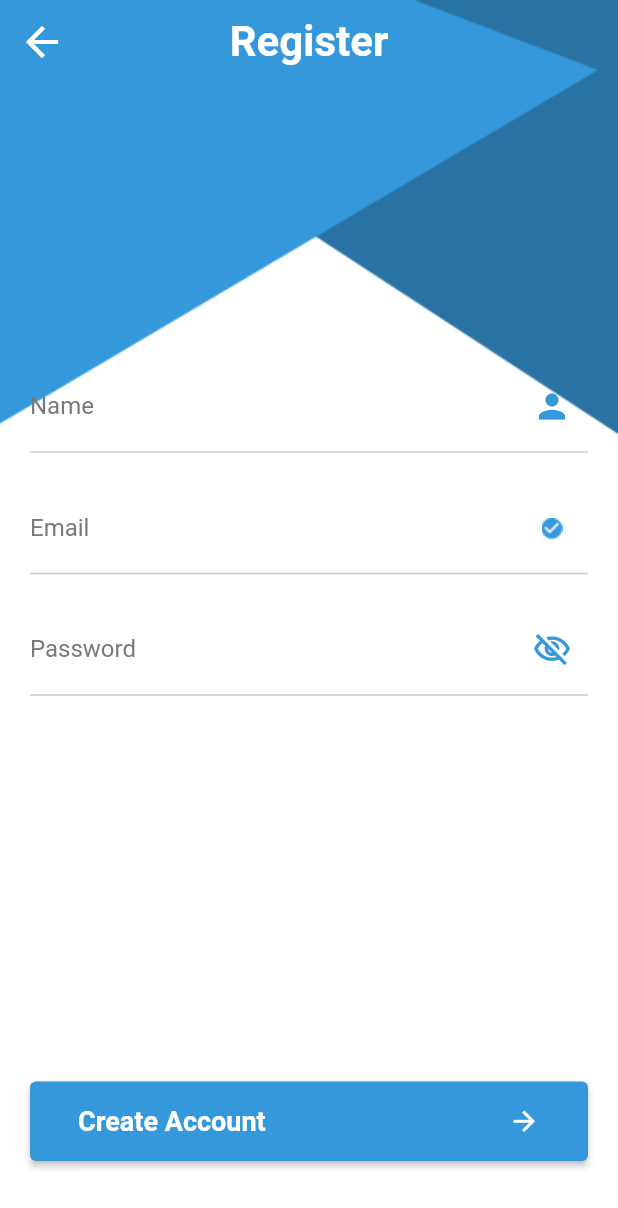
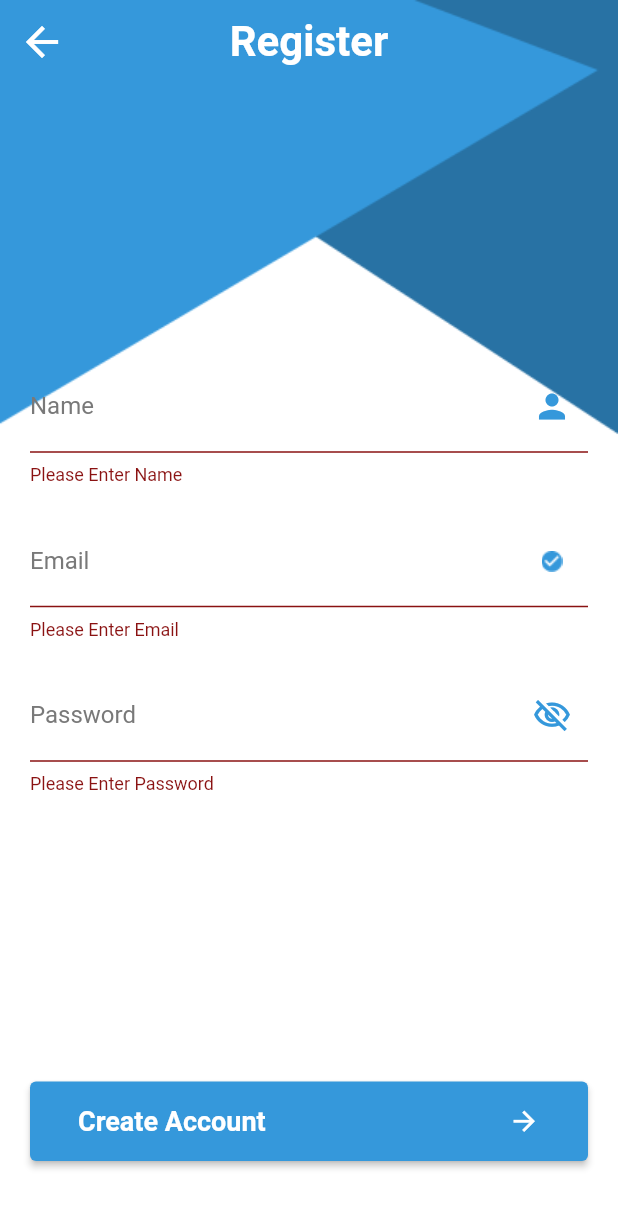
Before and after one commit to Omar25876/Chat_App, a Flutter app: the RegisterView screen opened by its route, after a tap on "Create Account", on a phone screen of 412 x 824 dp. Shown: the top 1208 px of the screen. Run offline on Flutter 3.47's test engine with Material 2 defaults, Android fonts, the phone set to English and light mode, and no system bars; our stand-ins replace firebase_auth, firebase_core; accounts and stored records are empty; generated files the repository leaves out were written again.

Commit message:
Chat app firebase Authentication Creat Account by email

```diff
--- /dev/null
+++ b/lib/shared/components/firebase_errors.dart
@@ -0,0 +1,7 @@
+class FireBaseErrors{
+  static const String weakPassword = 'weak-password';
+  static const String emailAlreadyInUse = 'email-already-in-use';
+  static const String userNotFound = 'user-not-found';
+  static const String wrongPassword = 'wrong-password';
+
+}
--- a/lib/shared/constants/constant.dart
+++ b/lib/shared/constants/constant.dart
@@ -1,5 +1,4 @@
 import 'package:flutter/material.dart';
-
 const  Color lightblueColor = Color.fromRGBO(53, 152, 219, 1.0);
 const  Color blublackColor = Color.fromRGBO(79, 90, 105, 1.0);
 const  Color whiteColor = Color.fromRGBO(255, 255, 255, 1.0);
--- a/lib/ui/screens/home/login/login_view.dart
+++ b/lib/ui/screens/home/login/login_view.dart
@@ -1,3 +1,4 @@
+import 'package:chat/ui/screens/home/login/login_view_model.dart';
 import 'package:chat/ui/screens/home/register/register_view.dart';
 import 'package:flutter/material.dart';
 
@@ -9,7 +10,10 @@ class LoginView extends StatefulWidget {
 }
 
 class _LoginViewState extends State<LoginView> {
+  GlobalKey<FormState> formkey = GlobalKey<FormState>();
   bool visable = false;
+  var  email =TextEditingController();
+  var  password =TextEditingController();
 
   @override
   Widget build(BuildContext context) {
@@ -30,16 +34,27 @@ class _LoginViewState extends State<LoginView> {
           elevation: 0.0,
 
         ),
-        body: Container(
+        body: Form(
+          key: formkey,
+          child: Container(
             padding: EdgeInsets.all(20),
             child: Column(
               crossAxisAlignment: CrossAxisAlignment.stretch,
               children: [
                 SizedBox(height: MediaQuery.of(context).size.height*0.2,),
                 TextFormField(
-                onTap: (){
-
+                  validator: (text){
+                    if(text!.trim() == ''){
+                      return "Please Enter Email";
+                    }
+                    bool emailValid = RegExp(r"^[a-zA-Z0-9.a-zA-Z0-9.!#$%&'*+-/=?^_`{|}~]+@[a-zA-Z0-9]+\.[a-zA-Z]+")
+                        .hasMatch(text);
+                    if(!emailValid){
+                      return "Please Enter Correct Email";
+                    }
+                    return null;
                   },
+                  controller: email,
                   keyboardType: TextInputType.emailAddress,
                   style: TextStyle(
                     color: Color.fromRGBO(36, 39, 43, 1.0),
@@ -64,8 +79,13 @@ class _LoginViewState extends State<LoginView> {
                 SizedBox(height: 20,),
 
                 TextFormField(
-                onTap: (){
-
+                  validator: (text){
+                    if(text!.trim() == ''){
+                      return "Please Enter Password";
+                    }
+                    bool emailValid = RegExp(r"^[a-zA-Z0-9.a-zA-Z0-9.!#$%&'*+-/=?^_`{|}~]+@[a-zA-Z0-9]+\.[a-zA-Z]+")
+                        .hasMatch(text);
+                    return null;
                   },
                   keyboardType: TextInputType.visiblePassword,
                   obscureText: visable == true? false:true,
@@ -147,8 +167,8 @@ class _LoginViewState extends State<LoginView> {
                       color: Theme.of(context).colorScheme.primary,
                     ),),
                 ),
-
               ],
+            ),
           ),
         ),
       ),
--- a/lib/ui/screens/home/login/login_view_model.dart
+++ b/lib/ui/screens/home/login/login_view_model.dart
@@ -0,0 +1,20 @@
+import 'package:chat/shared/components/firebase_errors.dart';
+import 'package:firebase_auth/firebase_auth.dart';
+
+class login {
+
+  void SignInWithFirebase(String email, String password) async {
+    try {
+      final credential = await FirebaseAuth.instance.signInWithEmailAndPassword(
+        email: email,
+        password: password,
+      );
+    } on FirebaseAuthException catch (e) {
+      if (e.code == FireBaseErrors.userNotFound) {
+        print('No user found for that email.');
+      } else if (e.code == FireBaseErrors.wrongPassword) {
+        print('Wrong password provided for that user.');
+      }
+    }
+  }
+}
--- /dev/null
+++ b/lib/ui/screens/home/register/connector_between_view_viewmodal.dart
@@ -0,0 +1,7 @@
+abstract class Connector{
+
+
+  void showLoading();
+  void showMessage(String message);
+  void hideLoading();
+}
--- a/lib/ui/screens/home/register/register_view.dart
+++ b/lib/ui/screens/home/register/register_view.dart
@@ -1,4 +1,7 @@
+import 'package:chat/ui/screens/home/register/connector_between_view_viewmodal.dart';
+import 'package:chat/ui/screens/home/register/register_view_model.dart';
 import 'package:flutter/material.dart';
+import 'package:provider/provider.dart';
 
 class RegisterView extends StatefulWidget {
   static String routeName = 'Register View';
@@ -7,12 +10,25 @@ class RegisterView extends StatefulWidget {
   State<RegisterView> createState() => _RegisterViewState();
 }
 
-class _RegisterViewState extends State<RegisterView> {
+class _RegisterViewState extends State<RegisterView> implements Connector {
+  GlobalKey<FormState> formkey = GlobalKey<FormState>();
   bool visable = false;
+  TextEditingController emailController = TextEditingController();
+  TextEditingController passwordController = TextEditingController();
+  RegisterViewModel viewModel = RegisterViewModel();
+
+  @override
+  void initState() {
+    // TODO: implement initState
+    super.initState();
+    viewModel.connector = this;
+  }
 
   @override
   Widget build(BuildContext context) {
-    return Container(
+    return ChangeNotifierProvider(
+      create: (context) => viewModel,
+      child: Container(
         decoration: BoxDecoration(
           color: Colors.white,
           image: DecorationImage(image: AssetImage('assets/bg.png'),fit: BoxFit.fill),
@@ -33,15 +49,20 @@ class _RegisterViewState extends State<RegisterView> {
             elevation: 0.0,
 
           ),
-        body: Container(
+          body: Form(
+            key: formkey,
+            child: Container(
               padding: EdgeInsets.fromLTRB(20,20,20,50),
               child: Column(
                 crossAxisAlignment: CrossAxisAlignment.stretch,
                 children: [
                   SizedBox(height: MediaQuery.of(context).size.height*0.2,),
                   TextFormField(
-                onTap: (){
-
+                    validator: (text){
+                      if(text!.trim() == ''){
+                        return "Please Enter Name";
+                      }
+                      return null;
                     },
                     keyboardType: TextInputType.name,
                     style: TextStyle(
@@ -66,9 +87,18 @@ class _RegisterViewState extends State<RegisterView> {
 
                   SizedBox(height: 20,),
                   TextFormField(
-                onTap: (){
-
+                    validator: (text){
+                      if(text!.trim() == ''){
+                        return "Please Enter Email";
+                      }
+                      bool emailValid = RegExp(r"^[a-zA-Z0-9.a-zA-Z0-9.!#$%&'*+-/=?^_`{|}~]+@[a-zA-Z0-9]+\.[a-zA-Z]+")
+                          .hasMatch(text);
+                      if(!emailValid){
+                        return "Please Enter Correct Email";
+                      }
+                      return null;
                     },
+                    controller: emailController,
                     keyboardType: TextInputType.emailAddress,
                     style: TextStyle(
                       color: Color.fromRGBO(36, 39, 43, 1.0),
@@ -93,9 +123,15 @@ class _RegisterViewState extends State<RegisterView> {
                   SizedBox(height: 20,),
 
                   TextFormField(
-                onTap: (){
-
+                    validator: (text){
+                      if(text!.trim() == ''){
+                        return "Please Enter Password";
+                      }
+                      bool emailValid = RegExp(r"^[a-zA-Z0-9.a-zA-Z0-9.!#$%&'*+-/=?^_`{|}~]+@[a-zA-Z0-9]+\.[a-zA-Z]+")
+                          .hasMatch(text);
+                      return null;
                     },
+                    controller: passwordController,
                     keyboardType: TextInputType.visiblePassword,
                     obscureText: visable == true? false:true,
                     style: TextStyle(
@@ -134,7 +170,7 @@ class _RegisterViewState extends State<RegisterView> {
                  Spacer(),
 
                   ElevatedButton(onPressed: (){
-
+                    Createaccount();
                   },
                     child: Container(
                       padding: EdgeInsets.all(16),
@@ -156,6 +192,36 @@ class _RegisterViewState extends State<RegisterView> {
               ),
             ),
           ),
+        ),
+      ),
     );
   }
+  void Createaccount(){
+    if(formkey.currentState!.validate()){
+      viewModel.CreateAccountWithFireBaseAuth(emailController.text, passwordController.text);
     }
+  }
+
+  @override
+  void hideLoading() {
+    Navigator.pop(context);
+  }
+
+  @override
+  void showLoading() {
+    showDialog(context: context, builder: (context){
+      return AlertDialog(
+        title: Center(child: CircularProgressIndicator(),),
+      );
+    });
+  }
+
+  @override
+  void showMessage(String message) {
+    showDialog(context: context, builder: (context){
+      return AlertDialog(
+        content: Text(message,style: TextStyle(fontSize: 18,),),
+      );
+    });
+  }
+}
--- a/lib/ui/screens/home/register/register_view_model.dart
+++ b/lib/ui/screens/home/register/register_view_model.dart
@@ -0,0 +1,31 @@
+import 'package:chat/shared/components/firebase_errors.dart';
+import 'package:chat/ui/screens/home/register/connector_between_view_viewmodal.dart';
+import 'package:firebase_auth/firebase_auth.dart';
+import 'package:flutter/widgets.dart';
+
+class RegisterViewModel extends ChangeNotifier {
+  late Connector connector;
+  CreateAccountWithFireBaseAuth(String emailAddress,String password) async {
+    try {
+      connector.showLoading();
+      final credential = await FirebaseAuth.instance.createUserWithEmailAndPassword(
+        email: emailAddress,
+        password: password,
+      );
+      connector.hideLoading();
+      connector.showMessage('message');
+    } on FirebaseAuthException catch (e) {
+      if (e.code == FireBaseErrors.weakPassword) {
+        connector.hideLoading();
+        connector.showMessage('The password provided is too weak.');
+
+      } else if (e.code == FireBaseErrors.emailAlreadyInUse) {
+        connector.hideLoading();
+        connector.showMessage('The account already exists for that email.');
+      }
+    } catch (e) {
+      connector.hideLoading();
+      connector.showMessage(e.toString());
+    }
+  }
+}
--- a/pubspec.yaml
+++ b/pubspec.yaml
@@ -37,6 +37,11 @@ dependencies:
   # Use with the CupertinoIcons class for iOS style icons.
   cupertino_icons: ^1.0.2
   flutter_native_splash: ^2.2.17
+  provider: ^6.0.4
+  firebase_core: ^2.4.0
+  cloud_firestore: ^4.2.0
+  firebase_auth: ^4.2.5
+
 
 dev_dependencies:
   flutter_test:
```
Also changed, not shown: lib/main.dart (+7 -1 lines), assets/3.0x/view@3x.png (deleted), pubspec.lock, 3 other files. Lines whose indentation alone changed are shown as unchanged.
